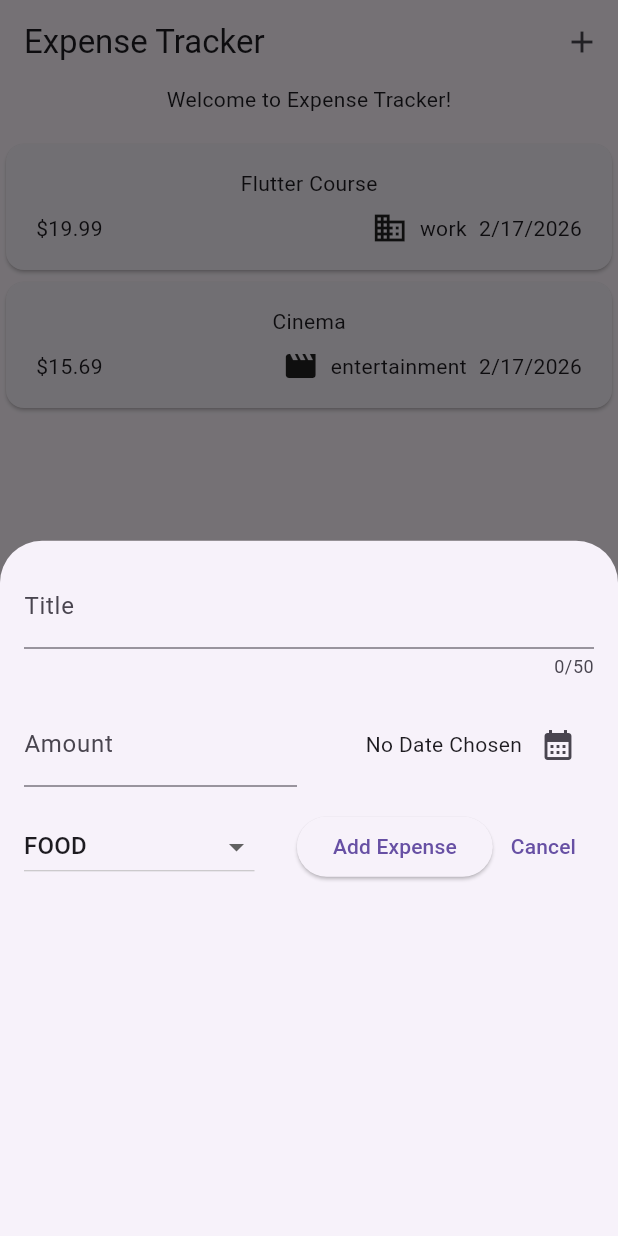
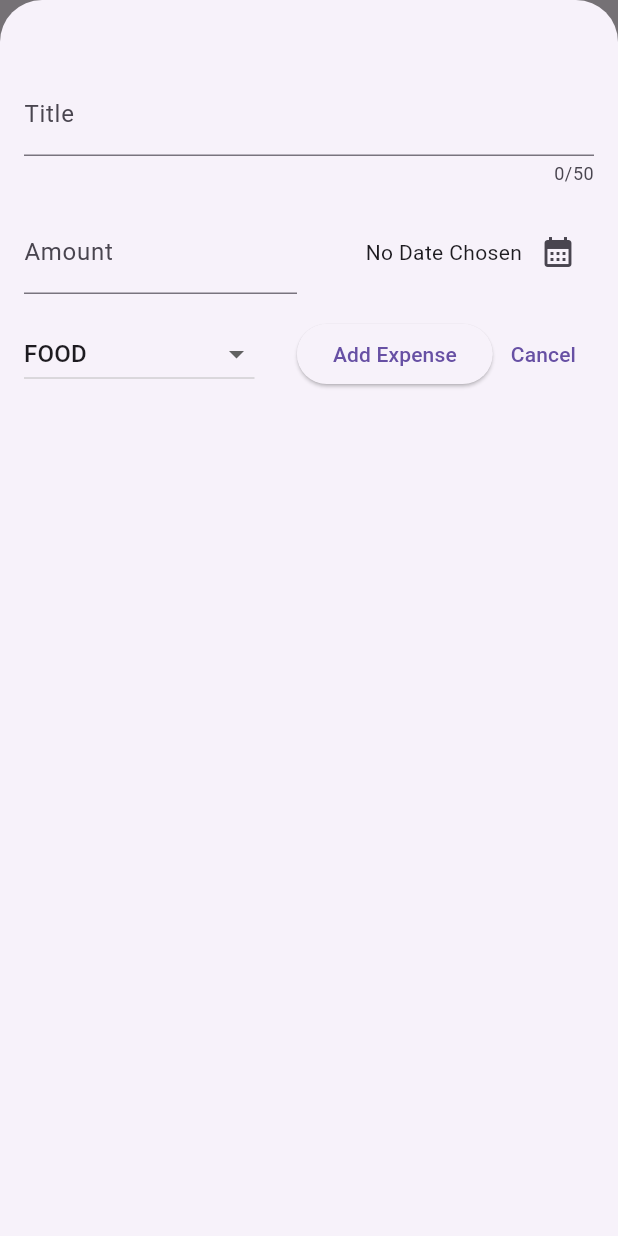
Before and after one commit to Meruem243/expense_tracker_re, a Flutter app: the screen it shows after launch, after a tap on the "add" icon, on a phone screen of 412 x 824 dp. Run offline on Flutter 3.47's test engine with Material 3 defaults, Android fonts, the phone set to English and light mode, and no system bars.

Commit message:
Add scroll control to modal and adjust padding in NewExpense widget

```diff
--- a/lib/widgets/expense_tracker.dart
+++ b/lib/widgets/expense_tracker.dart
@@ -29,6 +29,7 @@ class _ExpensesState extends State<Expenses> {
 
   void _openModelSheet() {
     showModalBottomSheet(
+      isScrollControlled: true,
       context: context,
       builder: (ctx) {
         return NewExpense(onAddExpense: _addExpense);
--- a/lib/widgets/new_expense.dart
+++ b/lib/widgets/new_expense.dart
@@ -54,6 +54,8 @@ class _NewExpenseState extends State<NewExpense> {
         category: _selectedCategory!,
       ),
     );
+
+    Navigator.pop(context);
   }
 
   @override
@@ -66,7 +68,7 @@ class _NewExpenseState extends State<NewExpense> {
   @override
   Widget build(BuildContext context) {
     return Padding(
-      padding: const EdgeInsets.all(16),
+      padding: const EdgeInsets.fromLTRB(16, 48, 16, 16),
       child: Column(
         children: [
           TextField(
```
